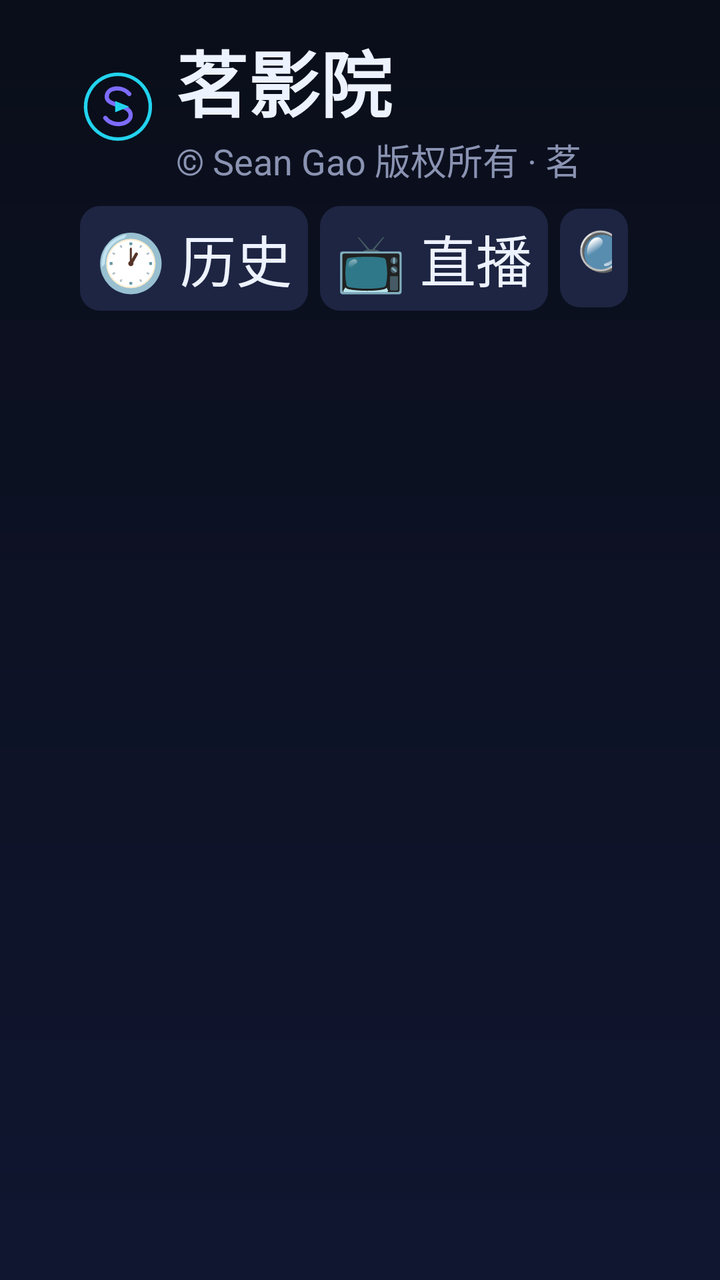
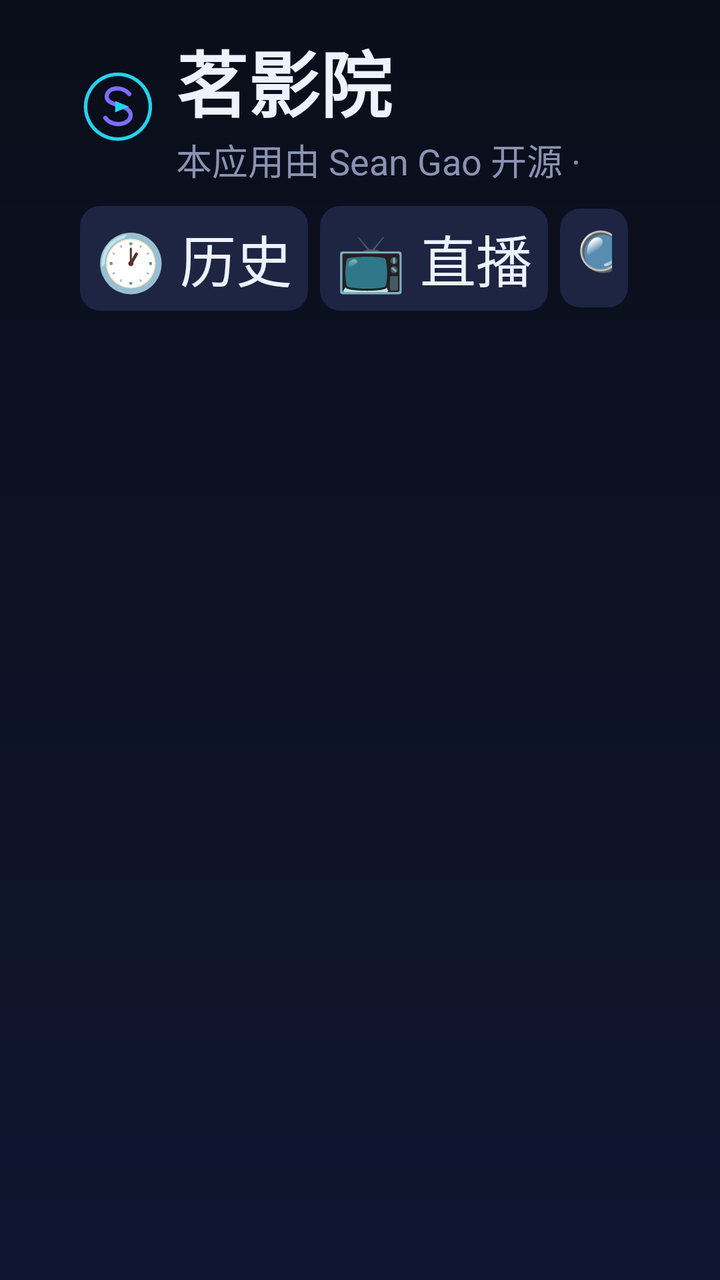

Screens rendered from an Android XML layout before and after an edit, with the pre-edit source and the edit as a unified diff.
<!-- AndroidManifest.xml: application theme Theme.SeanMing -->
<!-- res/layout/activity_home.xml -->
<?xml version="1.0" encoding="utf-8"?>
<RelativeLayout xmlns:android="http://schemas.android.com/apk/res/android"
    android:layout_width="match_parent"
    android:layout_height="match_parent"
    android:paddingLeft="@dimen/sm_safe_edge"
    android:paddingRight="@dimen/sm_safe_edge">

    
    <LinearLayout
        android:id="@+id/topBar"
        android:layout_width="match_parent"
        android:layout_height="wrap_content"
        android:layout_alignParentTop="true"
        android:orientation="horizontal"
        android:gravity="center_vertical"
        android:paddingTop="14dp"
        android:paddingBottom="6dp">

        <ImageView
            android:layout_width="38dp"
            android:layout_height="38dp"
            android:src="@drawable/ic_logo" />

        <LinearLayout
            android:layout_width="0dp"
            android:layout_height="wrap_content"
            android:layout_weight="1"
            android:layout_marginLeft="10dp"
            android:orientation="vertical">

            <TextView
                android:id="@+id/tvSiteName"
                android:layout_width="match_parent"
                android:layout_height="wrap_content"
                android:text="@string/app_name"
                android:maxLines="1"
                android:ellipsize="end"
                android:textSize="@dimen/sm_text_title"
                android:textColor="@color/sm_text"
                android:textStyle="bold" />

            
            <TextView
                android:id="@+id/tvFreeTip"
                android:layout_width="wrap_content"
                android:layout_height="wrap_content"
                android:maxLines="1"
                android:text="© Sean Gao 版权所有 · 茗雅专属 · 禁止商用，后果自负"
                android:textSize="18sp"
                android:textColor="@color/sm_text_dim" />
        </LinearLayout>

        <TextView
            android:id="@+id/tvUpdateDate"
            android:layout_width="wrap_content"
            android:layout_height="wrap_content"
            android:layout_marginLeft="12dp"
            android:maxLines="1"
            android:textSize="18sp"
            android:textColor="@color/sm_text_dim" />
    </LinearLayout>

    
    <LinearLayout
        android:id="@+id/functionBar"
        android:layout_width="match_parent"
        android:layout_height="wrap_content"
        android:layout_below="@id/topBar"
        android:orientation="horizontal"
        android:gravity="center_vertical"
        android:paddingTop="4dp"
        android:paddingBottom="6dp">

        <TextView
            android:id="@+id/btnHistory"
            android:layout_width="wrap_content"
            android:layout_height="wrap_content"
            android:layout_marginRight="6dp"
            android:background="@drawable/bg_button_selector"
            android:paddingLeft="8dp"
            android:paddingTop="6dp"
            android:paddingRight="8dp"
            android:paddingBottom="6dp"
            android:focusable="true"
            android:maxLines="1"
            android:text="🕐 历史"
            android:textSize="@dimen/sm_text_body"
            android:textColor="@color/sm_text" />

        <TextView
            android:id="@+id/btnLive"
            android:layout_width="wrap_content"
            android:layout_height="wrap_content"
            android:layout_marginRight="6dp"
            android:background="@drawable/bg_button_selector"
            android:paddingLeft="8dp"
            android:paddingTop="6dp"
            android:paddingRight="8dp"
            android:paddingBottom="6dp"
            android:focusable="true"
            android:maxLines="1"
            android:text="📺 直播"
            android:textSize="@dimen/sm_text_body"
            android:textColor="@color/sm_text" />

        <TextView
            android:id="@+id/btnSearch"
            android:layout_width="wrap_content"
            android:layout_height="wrap_content"
            android:layout_marginRight="6dp"
            android:background="@drawable/bg_button_selector"
            android:paddingLeft="8dp"
            android:paddingTop="6dp"
            android:paddingRight="8dp"
            android:paddingBottom="6dp"
            android:focusable="true"
            android:maxLines="1"
            android:text="🔍 搜索"
            android:textSize="@dimen/sm_text_body"
            android:textColor="@color/sm_text" />

        <TextView
            android:id="@+id/btnConfig"
            android:layout_width="wrap_content"
            android:layout_height="wrap_content"
            android:layout_marginRight="6dp"
            android:background="@drawable/bg_button_selector"
            android:paddingLeft="8dp"
            android:paddingTop="6dp"
            android:paddingRight="8dp"
            android:paddingBottom="6dp"
            android:focusable="true"
            android:maxLines="1"
            android:text="⚙️ 配置"
            android:textSize="@dimen/sm_text_body"
            android:textColor="@color/sm_text" />

        <TextView
            android:id="@+id/btnSwitchSite"
            android:layout_width="wrap_content"
            android:layout_height="wrap_content"
            android:layout_marginRight="6dp"
            android:background="@drawable/bg_button_selector"
            android:paddingLeft="8dp"
            android:paddingTop="6dp"
            android:paddingRight="8dp"
            android:paddingBottom="6dp"
            android:focusable="true"
            android:maxLines="1"
            android:text="🛤️ 线路"
            android:textSize="@dimen/sm_text_body"
            android:textColor="@color/sm_primary" />

        <TextView
            android:id="@+id/btnDrive"
            android:layout_width="wrap_content"
            android:layout_height="wrap_content"
            android:layout_marginRight="6dp"
            android:background="@drawable/bg_button_selector"
            android:paddingLeft="8dp"
            android:paddingTop="6dp"
            android:paddingRight="8dp"
            android:paddingBottom="6dp"
            android:focusable="true"
            android:maxLines="1"
            android:text="☁️ 网盘"
            android:textSize="@dimen/sm_text_body"
            android:textColor="@color/sm_gold" />

        <TextView
            android:id="@+id/btnFavorite"
            android:layout_width="wrap_content"
            android:layout_height="wrap_content"
            android:layout_marginRight="6dp"
            android:background="@drawable/bg_button_selector"
            android:paddingLeft="8dp"
            android:paddingTop="6dp"
            android:paddingRight="8dp"
            android:paddingBottom="6dp"
            android:focusable="true"
            android:maxLines="1"
            android:text="⭐ 收藏"
            android:textSize="@dimen/sm_text_body"
            android:textColor="@color/sm_text" />

        <TextView
            android:id="@+id/btnPush"
            android:layout_width="wrap_content"
            android:layout_height="wrap_content"
            android:layout_marginRight="6dp"
            android:background="@drawable/bg_button_selector"
            android:paddingLeft="8dp"
            android:paddingTop="6dp"
            android:paddingRight="8dp"
            android:paddingBottom="6dp"
            android:focusable="true"
            android:maxLines="1"
            android:text="📲 推送"
            android:textSize="@dimen/sm_text_body"
            android:textColor="@color/sm_violet" />

        <TextView
            android:id="@+id/btnSettings"
            android:layout_width="wrap_content"
            android:layout_height="wrap_content"
            android:layout_marginRight="6dp"
            android:background="@drawable/bg_button_selector"
            android:paddingLeft="8dp"
            android:paddingTop="6dp"
            android:paddingRight="8dp"
            android:paddingBottom="6dp"
            android:focusable="true"
            android:maxLines="1"
            android:text="⚙️ 设置"
            android:textSize="@dimen/sm_text_body"
            android:textColor="@color/sm_text" />

        <View
            android:layout_width="0dp"
            android:layout_height="1dp"
            android:layout_weight="1" />
    </LinearLayout>

    
    <HorizontalScrollView
        android:id="@+id/tabScroll"
        android:layout_width="match_parent"
        android:layout_height="wrap_content"
        android:layout_below="@id/functionBar"
        android:focusable="false"
        android:descendantFocusability="afterDescendants"
        android:scrollbars="none">

        <LinearLayout
            android:id="@+id/tabContainer"
            android:layout_width="wrap_content"
            android:layout_height="wrap_content"
            android:orientation="horizontal"
            android:gravity="center_vertical"
            android:paddingTop="6dp"
            android:paddingBottom="6dp" />
    </HorizontalScrollView>

    
    <androidx.recyclerview.widget.RecyclerView
        android:id="@+id/gridVod"
        android:layout_width="match_parent"
        android:layout_height="match_parent"
        android:layout_below="@id/tabScroll"
        android:layout_marginTop="6dp"
        android:focusable="true"
        android:clipToPadding="false"
        android:paddingTop="8dp" />

    
    <TextView
        android:id="@+id/tvStatus"
        android:layout_width="wrap_content"
        android:layout_height="wrap_content"
        android:layout_centerInParent="true"
        android:textSize="@dimen/sm_text_body"
        android:textColor="@color/sm_text_dim"
        android:visibility="gone" />
</RelativeLayout>
<!-- resources referenced by this layout -->
<resources>
  <color name="sm_gold">#FFC857</color>
  <color name="sm_primary">#22D3EE</color>
  <color name="sm_text">#EDF2FF</color>
  <color name="sm_text_dim">#8A93B2</color>
  <color name="sm_violet">#7C6CFF</color>
  <dimen name="sm_safe_edge">40dp</dimen>
  <dimen name="sm_text_body">28sp</dimen>
  <dimen name="sm_text_title">36sp</dimen>
  <!-- drawable bg_button_selector (drawable) -->
  <?xml version="1.0" encoding="utf-8"?>
  <selector xmlns:android="http://schemas.android.com/apk/res/android">
      <item android:state_focused="true">
          <shape android:shape="rectangle">
              <solid android:color="@color/sm_primary" />
              <stroke android:width="2dp" android:color="@color/sm_focus_glow" />
              <corners android:radius="10dp" />
          </shape>
      </item>
      <item android:state_selected="true">
          <shape android:shape="rectangle">
              <solid android:color="@color/sm_primary_dark" />
              <corners android:radius="10dp" />
          </shape>
      </item>
      <item>
          <shape android:shape="rectangle">
              <solid android:color="@color/sm_surface_light" />
              <corners android:radius="10dp" />
          </shape>
      </item>
  </selector>
  <!-- drawable ic_logo (drawable) -->
  <?xml version="1.0" encoding="utf-8"?>
  <vector xmlns:android="http://schemas.android.com/apk/res/android"
      android:width="108dp" android:height="108dp"
      android:viewportWidth="108" android:viewportHeight="108">
      
      <path android:pathData="M54,8 A46,46 0 1 1 53.9,8"
          android:strokeColor="#22D3EE" android:strokeWidth="5"
          android:fillColor="#0A0E1A" android:strokeLineCap="round" />
      
      <path android:pathData="M70,36 C60,24 38,26 38,40 C38,54 72,50 72,66 C72,80 46,84 36,70"
          android:strokeColor="#7C6CFF" android:strokeWidth="6"
          android:fillColor="#00000000" android:strokeLineCap="round" />
      
      <path android:pathData="M50,46 L70,54 L50,62 Z"
          android:fillColor="#22D3EE" />
  </vector>
  <string name="app_name">茗影院</string>
  <style name="Theme.SeanMing" parent="Theme.AppCompat.NoActionBar">
          <item name="android:windowBackground">@drawable/bg_window</item>
          <item name="android:colorPrimary">@color/sm_primary</item>
          <item name="android:colorPrimaryDark">@color/sm_bg</item>
          <item name="android:colorAccent">@color/sm_primary</item>
          <item name="android:windowFullscreen">true</item>
          <item name="android:windowContentTransitions">true</item>
          <item name="android:windowAllowEnterTransitionOverlap">true</item>
          <item name="android:windowAllowReturnTransitionOverlap">true</item>
          <item name="android:statusBarColor">@android:color/transparent</item>
          <item name="android:navigationBarColor">@color/sm_bg</item>
          <item name="android:textColor">@color/sm_text</item>
          <item name="android:textColorPrimary">@color/sm_text</item>
          <item name="android:textColorSecondary">@color/sm_text_dim</item>
          <item name="android:editTextColor">@color/sm_text</item>
      </style>
  <color name="sm_focus_glow">#5522D3EE</color>
  <color name="sm_primary_dark">#0E9BB5</color>
  <color name="sm_surface_light">#1D2542</color>
  <!-- drawable bg_window (drawable) -->
  <?xml version="1.0" encoding="utf-8"?>
  <shape xmlns:android="http://schemas.android.com/apk/res/android" android:shape="rectangle">
      <gradient
          android:angle="270"
          android:startColor="@color/sm_bg"
          android:endColor="@color/sm_bg_gradient_end"
          android:type="linear" />
  </shape>
  <color name="sm_bg">#0A0E1A</color>
  <color name="sm_bg_gradient_end">#101630</color>
</resources>

<!-- the commit's change to res/layout/activity_home.xml (unified diff, before → after) -->
@@ -45,7 +45,7 @@
                 android:layout_width="wrap_content"
                 android:layout_height="wrap_content"
                 android:maxLines="1"
-                android:text="© Sean Gao 版权所有 · 茗雅专属 · 禁止商用，后果自负"
+                android:text="本应用由 Sean Gao 开源 · 仅供开发与测试使用 · 禁止商用 · 违者后果自负"
                 android:textSize="18sp"
                 android:textColor="@color/sm_text_dim" />
         </LinearLayout>
